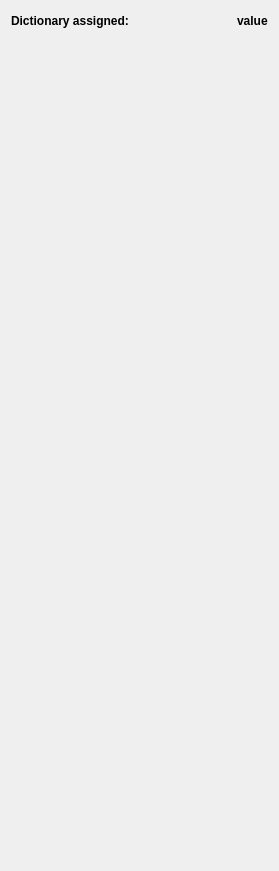
Before: the Qt Designer form src/core/filters/publish/ui/PublishingOptionsWidget.ui in d235j/scantailor-universal, drawn with Qt 5.
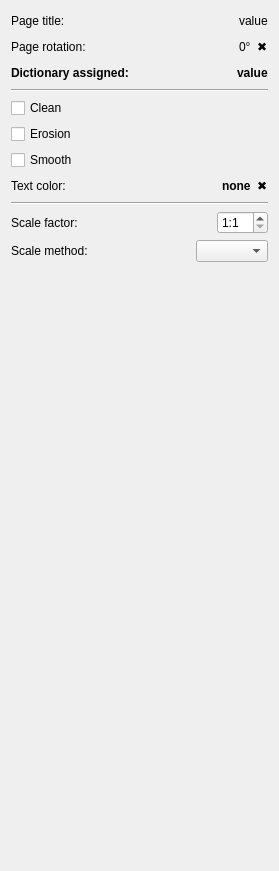
After: the same form once the commit is applied. Custom widgets are drawn as their Qt base class.

Diff of the .ui file:
```diff
--- a/src/core/filters/publish/ui/PublishingOptionsWidget.ui
+++ b/src/core/filters/publish/ui/PublishingOptionsWidget.ui
@@ -14,6 +14,90 @@
    <string>Form</string>
   </property>
   <layout class="QVBoxLayout" name="verticalLayout">
+   <item>
+    <layout class="QHBoxLayout" name="horizontalLayout_4">
+     <item>
+      <widget class="QLabel" name="lblPageTitle">
+       <property name="text">
+        <string>Page title:</string>
+       </property>
+      </widget>
+     </item>
+     <item>
+      <spacer name="horizontalSpacer_5">
+       <property name="orientation">
+        <enum>Qt::Horizontal</enum>
+       </property>
+       <property name="sizeHint" stdset="0">
+        <size>
+         <width>40</width>
+         <height>20</height>
+        </size>
+       </property>
+      </spacer>
+     </item>
+     <item>
+      <widget class="QLabel" name="lblPageTitleVal">
+       <property name="minimumSize">
+        <size>
+         <width>1</width>
+         <height>0</height>
+        </size>
+       </property>
+       <property name="text">
+        <string notr="true">value</string>
+       </property>
+       <property name="textFormat">
+        <enum>Qt::AutoText</enum>
+       </property>
+       <property name="textInteractionFlags">
+        <set>Qt::LinksAccessibleByMouse</set>
+       </property>
+      </widget>
+     </item>
+    </layout>
+   </item>
+   <item>
+    <layout class="QHBoxLayout" name="horizontalLayout_5">
+     <item>
+      <widget class="QLabel" name="lblPageRotation">
+       <property name="text">
+        <string>Page rotation:</string>
+       </property>
+      </widget>
+     </item>
+     <item>
+      <spacer name="horizontalSpacer_6">
+       <property name="orientation">
+        <enum>Qt::Horizontal</enum>
+       </property>
+       <property name="sizeHint" stdset="0">
+        <size>
+         <width>40</width>
+         <height>20</height>
+        </size>
+       </property>
+      </spacer>
+     </item>
+     <item>
+      <widget class="QLabel" name="lblPageRotationVal">
+       <property name="text">
+        <string notr="true">0°</string>
+       </property>
+      </widget>
+     </item>
+     <item>
+      <widget class="publish::ClickableLabel" name="lblPageRotationClear">
+       <property name="text">
+        <string>&lt;html&gt;&lt;head/&gt;&lt;body&gt;&lt;p&gt;&amp;#10006;&lt;/p&gt;&lt;/body&gt;&lt;/html&gt;</string>
+       </property>
+       <property name="textInteractionFlags">
+        <set>Qt::NoTextInteraction</set>
+       </property>
+      </widget>
+     </item>
+    </layout>
+   </item>
    <item>
     <layout class="QHBoxLayout" name="horizontalLayout_15">
      <item>
@@ -66,6 +150,155 @@
      </item>
     </layout>
    </item>
+   <item>
+    <widget class="Line" name="line_2">
+     <property name="orientation">
+      <enum>Qt::Horizontal</enum>
+     </property>
+    </widget>
+   </item>
+   <item>
+    <widget class="QCheckBox" name="cbClean">
+     <property name="text">
+      <string>Clean</string>
+     </property>
+    </widget>
+   </item>
+   <item>
+    <widget class="QCheckBox" name="cbErosion">
+     <property name="text">
+      <string>Erosion</string>
+     </property>
+    </widget>
+   </item>
+   <item>
+    <widget class="QCheckBox" name="cbSmooth">
+     <property name="text">
+      <string>Smooth</string>
+     </property>
+    </widget>
+   </item>
+   <item>
+    <layout class="QHBoxLayout" name="horizontalLayout_3">
+     <item>
+      <widget class="QLabel" name="lblTextColor">
+       <property name="text">
+        <string>Text color:</string>
+       </property>
+      </widget>
+     </item>
+     <item>
+      <spacer name="horizontalSpacer_4">
+       <property name="orientation">
+        <enum>Qt::Horizontal</enum>
+       </property>
+       <property name="sizeHint" stdset="0">
+        <size>
+         <width>40</width>
+         <height>20</height>
+        </size>
+       </property>
+      </spacer>
+     </item>
+     <item>
+      <widget class="QLabel" name="lblTextColorValue">
+       <property name="font">
+        <font>
+         <weight>75</weight>
+         <bold>true</bold>
+        </font>
+       </property>
+       <property name="text">
+        <string>none</string>
+       </property>
+      </widget>
+     </item>
+     <item>
+      <widget class="publish::ClickableLabel" name="lblTextColorClear">
+       <property name="text">
+        <string notr="true">&lt;html&gt;&lt;head/&gt;&lt;body&gt;&lt;p&gt;&amp;#10006;&lt;/p&gt;&lt;/body&gt;&lt;/html&gt;</string>
+       </property>
+       <property name="textInteractionFlags">
+        <set>Qt::NoTextInteraction</set>
+       </property>
+      </widget>
+     </item>
+    </layout>
+   </item>
+   <item>
+    <widget class="Line" name="line">
+     <property name="orientation">
+      <enum>Qt::Horizontal</enum>
+     </property>
+    </widget>
+   </item>
+   <item>
+    <layout class="QHBoxLayout" name="horizontalLayout">
+     <item>
+      <widget class="QLabel" name="lblBSF">
+       <property name="text">
+        <string>Scale factor:</string>
+       </property>
+      </widget>
+     </item>
+     <item>
+      <spacer name="horizontalSpacer">
+       <property name="orientation">
+        <enum>Qt::Horizontal</enum>
+       </property>
+       <property name="sizeHint" stdset="0">
+        <size>
+         <width>40</width>
+         <height>20</height>
+        </size>
+       </property>
+      </spacer>
+     </item>
+     <item>
+      <widget class="QSpinBox" name="sbBSF">
+       <property name="prefix">
+        <string>1:</string>
+       </property>
+       <property name="minimum">
+        <number>1</number>
+       </property>
+       <property name="maximum">
+        <number>12</number>
+       </property>
+       <property name="value">
+        <number>1</number>
+       </property>
+      </widget>
+     </item>
+    </layout>
+   </item>
+   <item>
+    <layout class="QHBoxLayout" name="horizontalLayout_2">
+     <item>
+      <widget class="QLabel" name="lblScaleMethod">
+       <property name="text">
+        <string>Scale method:</string>
+       </property>
+      </widget>
+     </item>
+     <item>
+      <spacer name="horizontalSpacer_3">
+       <property name="orientation">
+        <enum>Qt::Horizontal</enum>
+       </property>
+       <property name="sizeHint" stdset="0">
+        <size>
+         <width>40</width>
+         <height>20</height>
+        </size>
+       </property>
+      </spacer>
+     </item>
+     <item>
+      <widget class="QComboBox" name="cbScaleMethod"/>
+     </item>
+    </layout>
+   </item>
    <item>
     <spacer name="verticalSpacer">
      <property name="orientation">
@@ -81,6 +314,13 @@
    </item>
   </layout>
  </widget>
+ <customwidgets>
+  <customwidget>
+   <class>publish::ClickableLabel</class>
+   <extends>QLabel</extends>
+   <header>core/filters/publish/ClickableLabel.h</header>
+  </customwidget>
+ </customwidgets>
  <resources/>
  <connections/>
 </ui>
```
